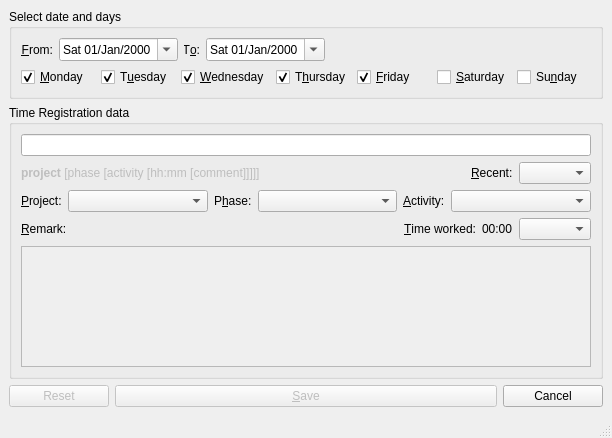
Qt form src/pyuac_edit.ui (develer-staff/pyuac) before a commit.
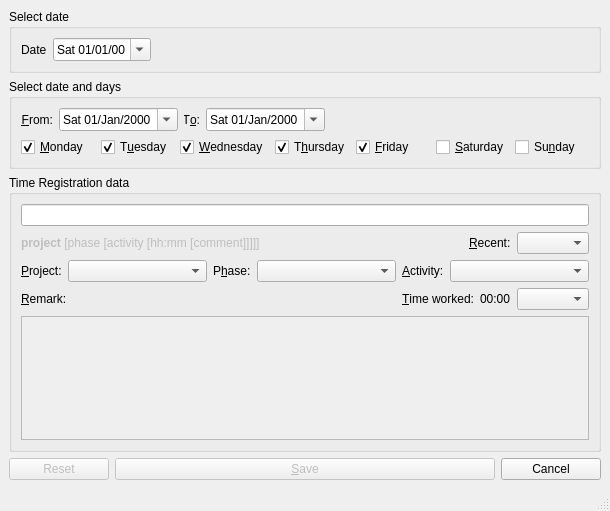
The same form after that commit. Icons and pictures are not drawn.

Commit message: Introduzione delle modalità di inserimento (la modalità di inserimento normal viene mostrata ma non è funzionante!)

Patch:
```diff
--- a/src/pyuac_edit.ui
+++ b/src/pyuac_edit.ui
@@ -6,8 +6,8 @@
    <rect>
     <x>0</x>
     <y>0</y>
-    <width>612</width>
-    <height>438</height>
+    <width>610</width>
+    <height>511</height>
    </rect>
   </property>
   <property name="windowTitle" >
@@ -22,8 +22,8 @@
     <rect>
      <x>0</x>
      <y>0</y>
-     <width>612</width>
-     <height>415</height>
+     <width>610</width>
+     <height>488</height>
     </rect>
    </property>
    <layout class="QVBoxLayout" >
@@ -33,18 +33,54 @@
     <property name="margin" >
      <number>9</number>
     </property>
+    <item>
+     <widget class="QGroupBox" name="dateGroupBox" >
+      <property name="title" >
+       <string>Select date</string>
+      </property>
+      <layout class="QHBoxLayout" name="horizontalLayout" >
+       <item>
+        <widget class="QLabel" name="dateLabel" >
+         <property name="text" >
+          <string>Date</string>
+         </property>
+         <property name="buddy" >
+          <cstring>dateEdit</cstring>
+         </property>
+        </widget>
+       </item>
+       <item>
+        <widget class="QDateEdit" name="dateEdit" >
+         <property name="displayFormat" >
+          <string>ddd dd/MM/yy</string>
+         </property>
+         <property name="calendarPopup" >
+          <bool>true</bool>
+         </property>
+        </widget>
+       </item>
+       <item>
+        <spacer name="horizontalSpacer_2" >
+         <property name="orientation" >
+          <enum>Qt::Horizontal</enum>
+         </property>
+         <property name="sizeHint" stdset="0" >
+          <size>
+           <width>449</width>
+           <height>20</height>
+          </size>
+         </property>
+        </spacer>
+       </item>
+      </layout>
+     </widget>
+    </item>
     <item>
      <widget class="QGroupBox" name="daterangeGroupBox" >
       <property name="title" >
        <string>Select date and days</string>
       </property>
-      <layout class="QVBoxLayout" >
-       <property name="spacing" >
-        <number>6</number>
-       </property>
-       <property name="margin" >
-        <number>9</number>
-       </property>
+      <layout class="QVBoxLayout" name="verticalLayout" >
        <item>
         <layout class="QHBoxLayout" >
          <property name="spacing" >
@@ -115,7 +151,7 @@
         </layout>
        </item>
        <item>
-        <layout class="QHBoxLayout" name="cbHorizontalLayout" >
+        <layout class="QHBoxLayout" name="horizontalLayout_2" >
          <item>
           <widget class="QCheckBox" name="monCheckBox" >
            <property name="text" >
@@ -471,8 +507,8 @@
    <property name="geometry" >
     <rect>
      <x>0</x>
-     <y>415</y>
-     <width>612</width>
+     <y>488</y>
+     <width>610</width>
      <height>23</height>
     </rect>
    </property>
```
The commit also changes 2 other files.
